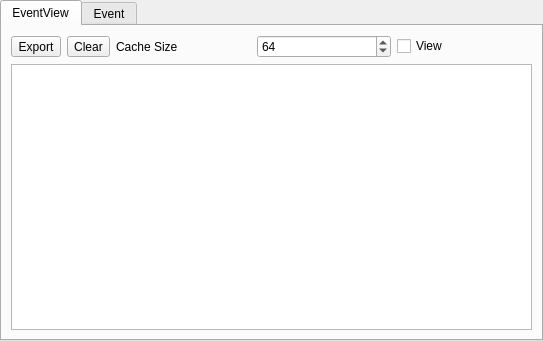
ww4u/megarobostudio, file source/wnd/ui/eventviewer.ui: the form before one commit.
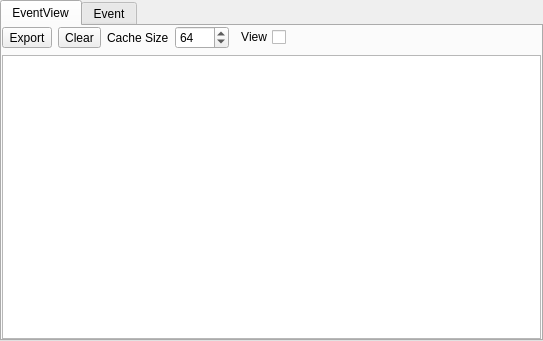
The form after the commit. The open tabs and pages were chosen to show the change. Icons and pictures are not drawn.

What changed in the file:
```diff
--- a/source/wnd/ui/eventviewer.ui
+++ b/source/wnd/ui/eventviewer.ui
@@ -36,6 +36,18 @@
        <string>EventView</string>
       </attribute>
       <layout class="QVBoxLayout" name="verticalLayout_4">
+       <property name="leftMargin">
+        <number>0</number>
+       </property>
+       <property name="topMargin">
+        <number>0</number>
+       </property>
+       <property name="rightMargin">
+        <number>0</number>
+       </property>
+       <property name="bottomMargin">
+        <number>0</number>
+       </property>
        <item>
         <layout class="QVBoxLayout" name="verticalLayout_2">
          <item>
@@ -45,6 +57,16 @@
              <property name="text">
               <string>Export</string>
              </property>
+             <property name="icon">
+              <iconset resource="../res/res.qrc">
+               <normaloff>:/res/image/icon/219.png</normaloff>:/res/image/icon/219.png</iconset>
+             </property>
+             <property name="iconSize">
+              <size>
+               <width>24</width>
+               <height>24</height>
+              </size>
+             </property>
             </widget>
            </item>
            <item>
@@ -52,6 +74,16 @@
              <property name="text">
               <string>Clear</string>
              </property>
+             <property name="icon">
+              <iconset resource="../res/res.qrc">
+               <normaloff>:/res/image/icon/trash.png</normaloff>:/res/image/icon/trash.png</iconset>
+             </property>
+             <property name="iconSize">
+              <size>
+               <width>24</width>
+               <height>24</height>
+              </size>
+             </property>
             </widget>
            </item>
            <item>
@@ -76,11 +108,27 @@
            </item>
            <item>
             <widget class="QCheckBox" name="chkView">
+             <property name="layoutDirection">
+              <enum>Qt::RightToLeft</enum>
+             </property>
              <property name="text">
               <string>View</string>
              </property>
             </widget>
            </item>
+           <item>
+            <spacer name="horizontalSpacer_2">
+             <property name="orientation">
+              <enum>Qt::Horizontal</enum>
+             </property>
+             <property name="sizeHint" stdset="0">
+              <size>
+               <width>40</width>
+               <height>20</height>
+              </size>
+             </property>
+            </spacer>
+           </item>
           </layout>
          </item>
          <item>
```
Left out of the diff: 74 changed lines with no effect on the pictures.
